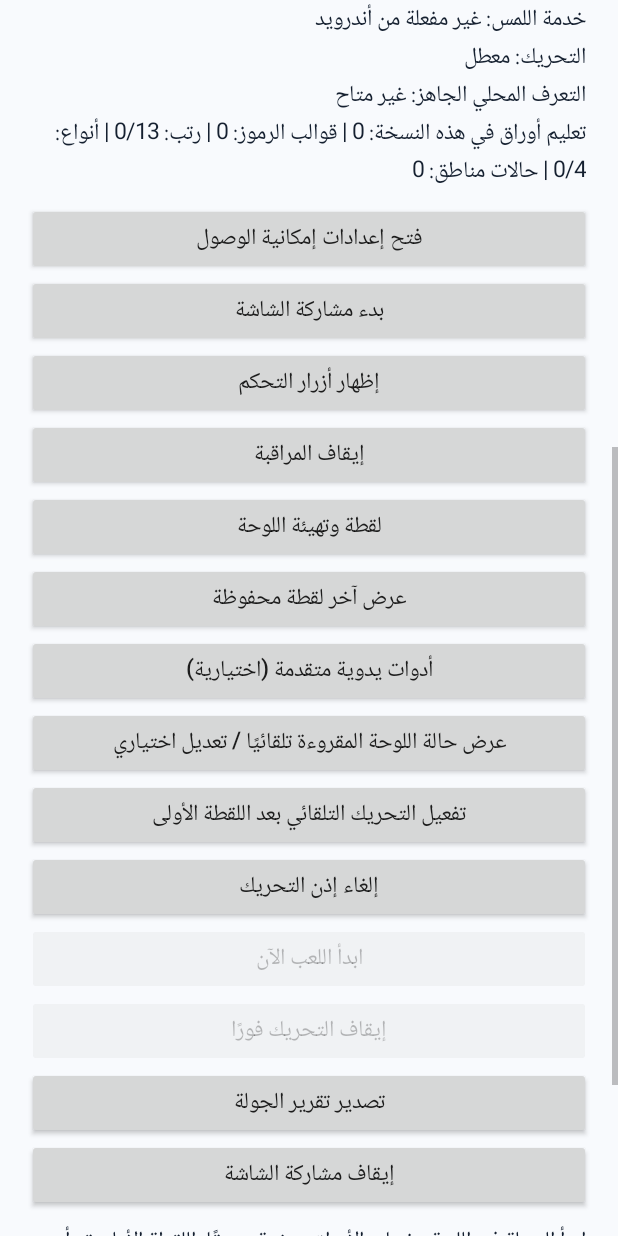
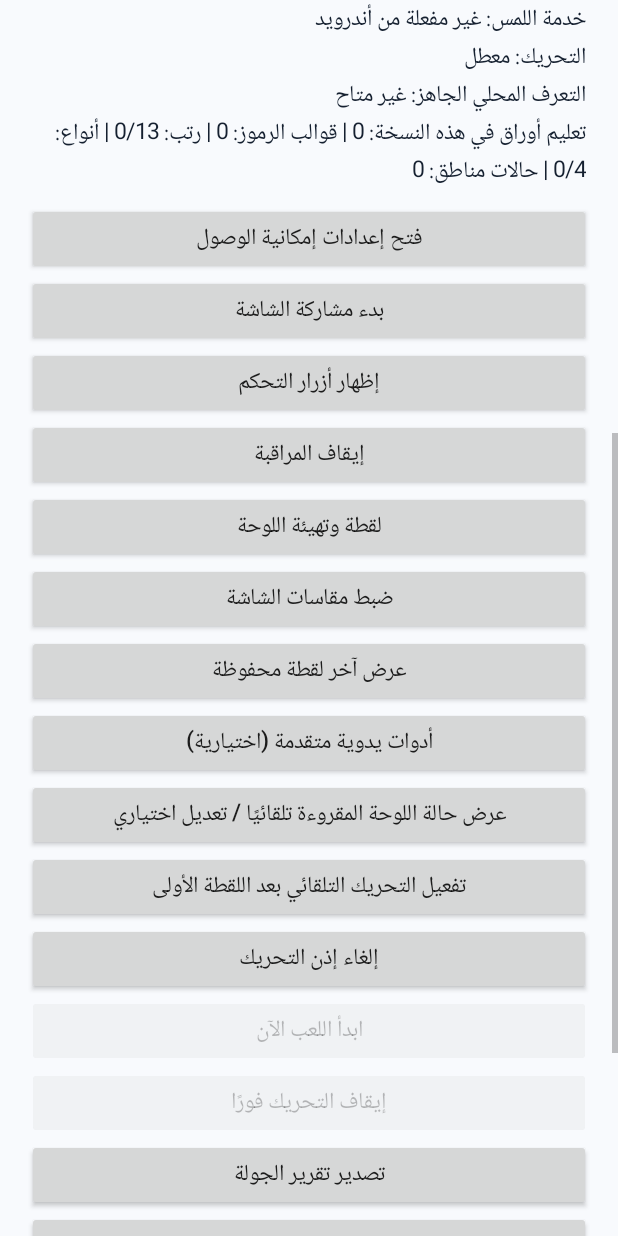
Before and after one commit to K7mop/SolitaireBot-VIB, an Android app: the screen it shows after launch (MainActivity), scrolled down 576 dp, on a phone screen of 412 x 824 dp. Run offline under Robolectric (Android 15) with nearby library versions, the phone set to English and light mode, and no system bars.

Commit message:
Expose game screen size calibration in main menu

```diff
--- a/app/src/main/java/com/retq/solitairebot/ui/MainActivity.kt
+++ b/app/src/main/java/com/retq/solitairebot/ui/MainActivity.kt
@@ -100,6 +100,9 @@ class MainActivity : AsyncActivity() {
         root.addView(monitoringButton)
         snapshotButton = button("لقطة وتهيئة اللوحة") { requestScreenSnapshot() }
         root.addView(snapshotButton)
+        root.addView(button("ضبط مقاسات الشاشة") {
+            startActivity(Intent(this, CalibrationActivity::class.java))
+        })
         root.addView(button("عرض آخر لقطة محفوظة") { showSavedSnapshot() })
         val advanced = LinearLayout(this).apply {
             orientation = LinearLayout.VERTICAL
@@ -109,7 +112,7 @@ class MainActivity : AsyncActivity() {
             advanced.visibility = if (advanced.visibility == View.GONE) View.VISIBLE else View.GONE
         })
         root.addView(advanced)
-        advanced.addView(button("معايرة مناطق اللعبة من آخر لقطة") {
+        advanced.addView(button("ضبط مناطق الأوراق بالتفصيل") {
             startActivity(Intent(this, CalibrationActivity::class.java))
         })
         advanced.addView(button("تعليم أشكال الأوراق من آخر لقطة") {
```
